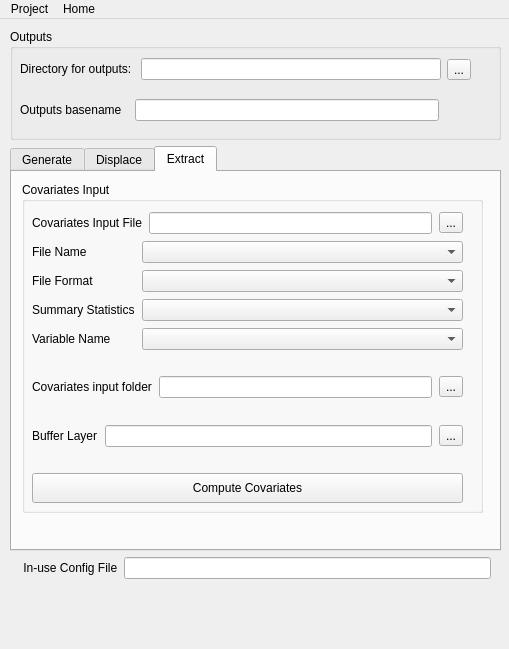
First picture: the form in plugin/mgp_mainwindow.ui, repository unicef-drp/mics-geocoding, before the edit.
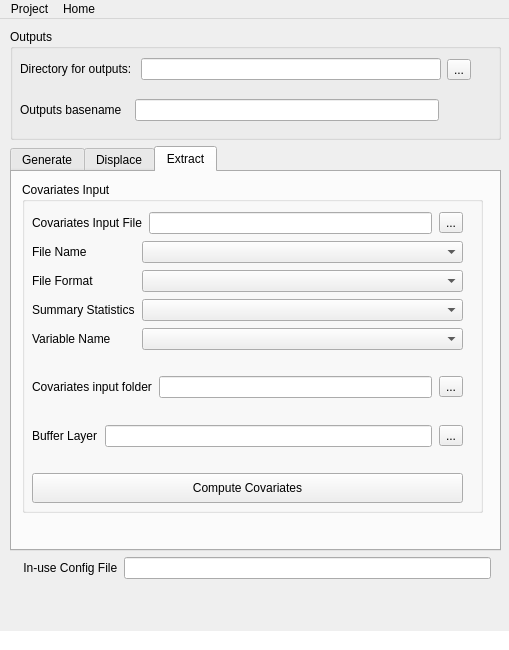
Second picture: the form after the edit.

```diff
--- a/plugin/mgp_mainwindow.ui
+++ b/plugin/mgp_mainwindow.ui
@@ -7,12 +7,15 @@
     <x>0</x>
     <y>0</y>
     <width>509</width>
-    <height>649</height>
+    <height>650</height>
    </rect>
   </property>
   <property name="windowTitle">
    <string>MainWindow</string>
   </property>
+  <property name="autoFillBackground">
+   <bool>true</bool>
+  </property>
   <widget class="QWidget" name="centralwidget">
    <widget class="QWidget" name="verticalLayoutWidget">
     <property name="geometry">
@@ -990,6 +993,9 @@
    <addaction name="menuHome"/>
   </widget>
   <widget class="QStatusBar" name="statusbar">
+   <property name="styleSheet">
+    <string notr="true">background-color: white</string>
+   </property>
    <property name="sizeGripEnabled">
     <bool>false</bool>
    </property>
```
